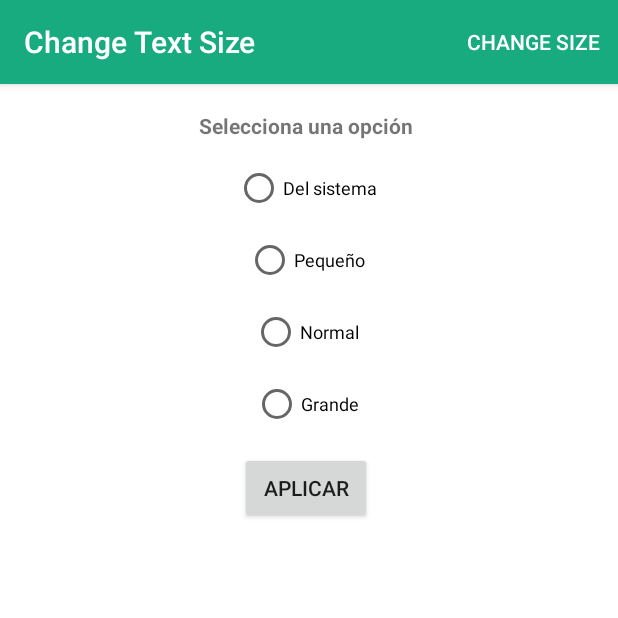
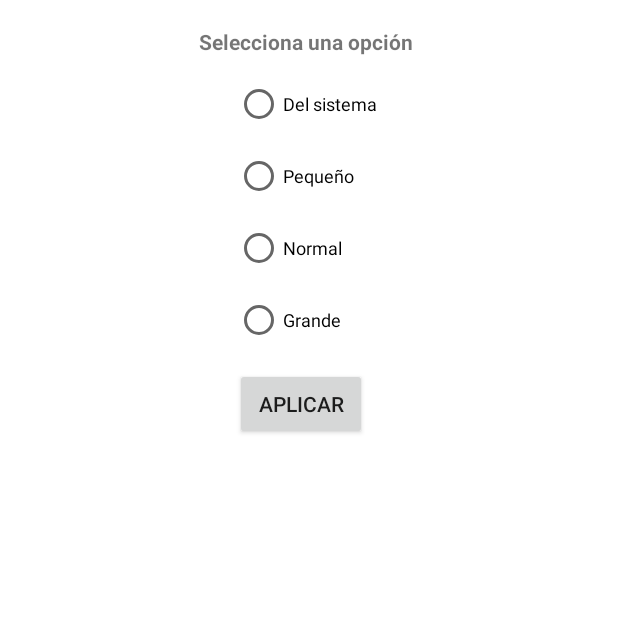
Before and after one commit to jandy3018/changeSizeText, an Android app: the screen it shows after launch (TexMainActivity), after a tap on "CHANGE SIZE", on a phone screen of 412 x 824 dp, the top half of it. Run offline under Robolectric (Android 15) with nearby library versions, the phone set to English and light mode, and no system bars.

```diff
--- a/app/src/main/java/com/example/textsize/SelectSizeTextFragment.kt
+++ b/app/src/main/java/com/example/textsize/SelectSizeTextFragment.kt
@@ -7,6 +7,7 @@ import android.preference.PreferenceManager
 import android.view.LayoutInflater
 import android.view.View
 import android.view.ViewGroup
+import androidx.appcompat.app.AppCompatActivity
 import androidx.fragment.app.Fragment
 import kotlinx.android.synthetic.main.activity_select_size.*
 
@@ -70,6 +71,16 @@ class SelectSizeTextFragment : Fragment(){
         }
     }
 
+    override fun onResume() {
+        super.onResume()
+        (activity as AppCompatActivity?)!!.supportActionBar!!.hide()
+    }
+
+    override fun onStop() {
+        super.onStop()
+        (activity as AppCompatActivity?)!!.supportActionBar!!.show()
+    }
+
     companion object {
         val TAG=SelectSizeTextFragment::class.java.simpleName
         @JvmStatic
--- a/app/src/main/res/layout/activity_select_size.xml
+++ b/app/src/main/res/layout/activity_select_size.xml
@@ -5,8 +5,8 @@
     xmlns:tools="http://schemas.android.com/tools"
     android:layout_width="match_parent"
     android:layout_height="match_parent"
+    android:background="#ffff"
     android:fillViewport="true"
-    android:background="#ffff"
     android:scrollbarStyle="insideInset"
     android:scrollbars="vertical">
 
@@ -19,25 +19,33 @@
         <TextView
             android:layout_width="match_parent"
             android:layout_height="wrap_content"
+            android:layout_gravity="top"
             android:layout_marginTop="18dp"
-            android:layout_gravity="top"
+            android:gravity="center"
             android:text="Selecciona una opción"
-            android:textAlignment="center"
-            android:textStyle="bold"/>
+            android:textStyle="bold" />
+
+        <LinearLayout
+            android:layout_width="wrap_content"
+            android:layout_height="wrap_content"
+            android:layout_gravity="center"
+            android:orientation="vertical">
+
             <RadioButton
                 android:id="@+id/rd_system"
                 android:layout_width="wrap_content"
                 android:layout_height="wrap_content"
-            android:layout_gravity="center"
+                android:layout_gravity="left"
                 android:layout_marginTop="16dp"
+                android:checked="true"
                 android:text="Del sistema"
-            android:checked="true"
                 android:textSize="12sp" />
+
             <RadioButton
                 android:id="@+id/rd_small"
                 android:layout_width="wrap_content"
                 android:layout_height="wrap_content"
-            android:layout_gravity="center"
+                android:layout_gravity="left"
                 android:layout_marginTop="16dp"
                 android:text="Pequeño"
                 android:textSize="12sp" />
@@ -46,7 +54,7 @@
                 android:id="@+id/rd_normal"
                 android:layout_width="wrap_content"
                 android:layout_height="wrap_content"
-            android:layout_gravity="center"
+                android:layout_gravity="left"
                 android:layout_marginTop="16dp"
                 android:checked="false"
                 android:text="Normal"
@@ -56,7 +64,7 @@
                 android:id="@+id/rd_big"
                 android:layout_width="wrap_content"
                 android:layout_height="wrap_content"
-            android:layout_gravity="center"
+                android:layout_gravity="left"
                 android:layout_marginTop="16dp"
                 android:text="Grande"
                 android:textSize="12sp" />
@@ -65,9 +73,10 @@
                 android:id="@+id/btn_applied"
                 android:layout_width="wrap_content"
                 android:layout_height="wrap_content"
-            android:layout_gravity="center"
+                android:layout_gravity="left"
                 android:layout_marginTop="16dp"
                 android:text="Aplicar"
                 android:textSize="14sp" />
         </LinearLayout>
+    </LinearLayout>
 </ScrollView>
```
Lines whose indentation alone changed are shown as unchanged.
